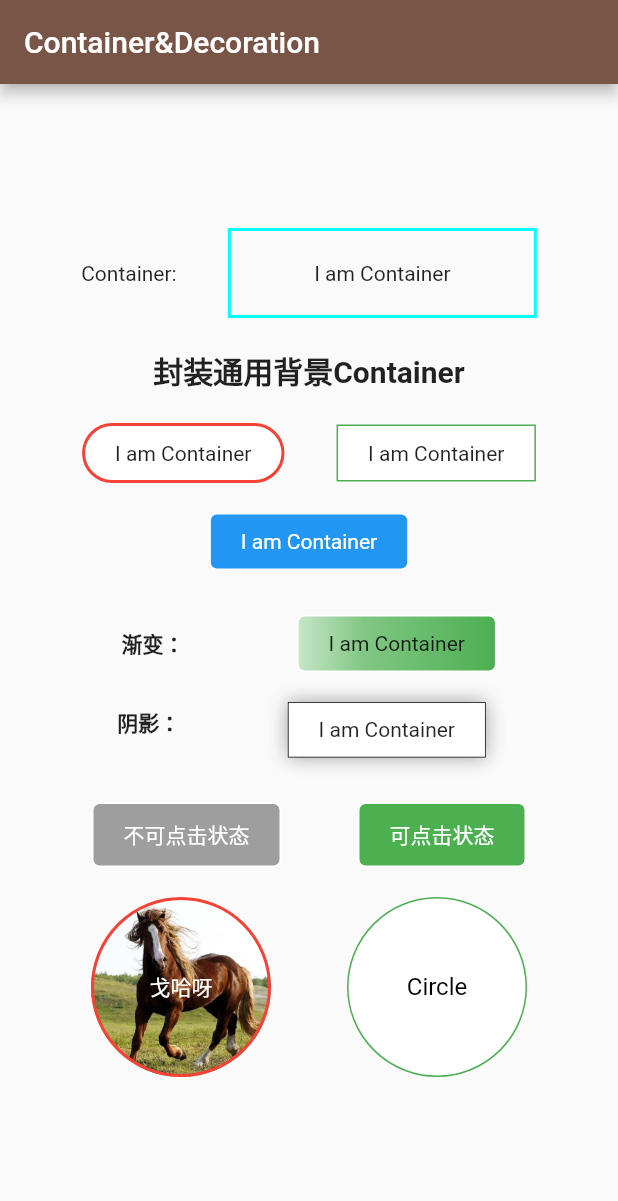
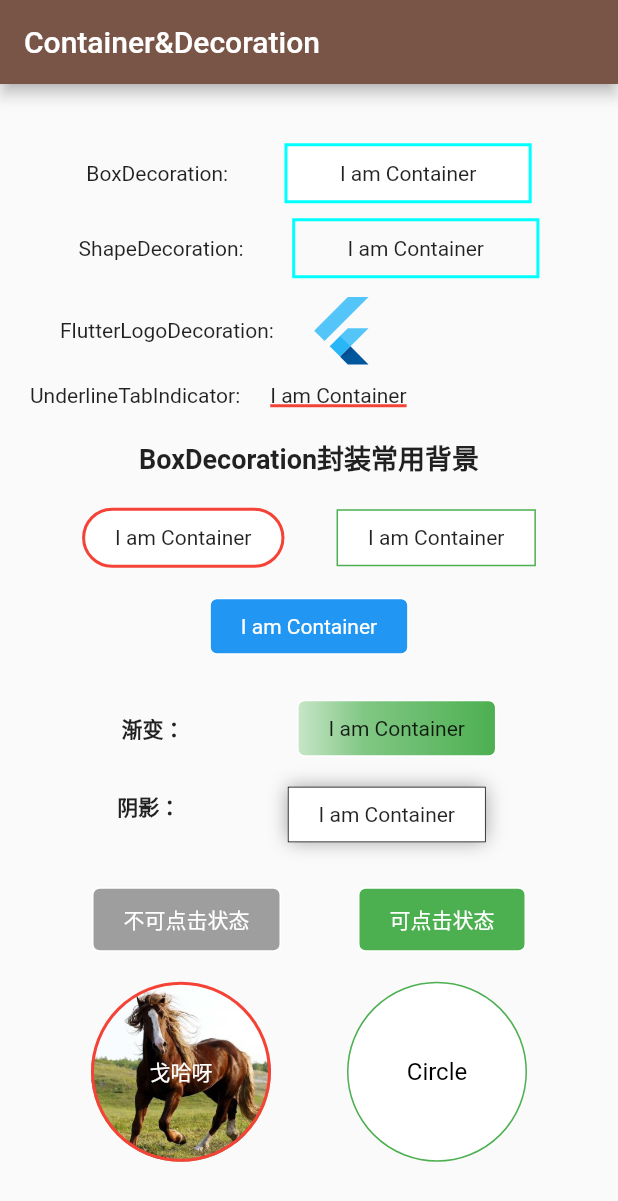
Before and after one commit to crazyqiang/flutter_study, a Flutter app: the ContainerPage widget shown alone on an empty page, opened directly, on a phone screen of 412 x 824 dp. Shown: the top 1201 px of the screen. Run offline on Flutter 3.47's test engine with Material 2 defaults, Android fonts, the phone set to English and light mode, and no system bars; our stand-ins replace fluttertoast.

Commit message:
更新decoration

```diff
--- a/lib/widget/second/containerPage.dart
+++ b/lib/widget/second/containerPage.dart
@@ -24,17 +24,41 @@ class _ContainerPageState extends State<ContainerPage> {
     return BaseWidget(
       title: 'Container&Decoration',
       child: SingleChildScrollView(
-        padding: EdgeInsets.only(left: 20.0, right: 20.0),
+        padding: EdgeInsets.all(20.0),
         child: Column(
           crossAxisAlignment: CrossAxisAlignment.center,
           children: <Widget>[
+            //BoxDecoration
             Row(
               mainAxisAlignment: MainAxisAlignment.spaceEvenly,
               children: <Widget>[
-                Text('Container:'),
+                Text('BoxDecoration:'),
                 Container(
-                  width: width * 0.5,
-                  padding: EdgeInsets.only(top: 20.0, bottom: 20.0),
+                  width: width * 0.4,
+                  padding: EdgeInsets.only(top: 10.0, bottom: 10.0),
+                  decoration: BoxDecoration(
+                      color: Colors.white,
+                      border: Border.all(
+                          color: Color(0xFF00FFFF),
+                          style: BorderStyle.solid,
+                          width: 2.0)),
+                  alignment: AlignmentDirectional.center,
+                  child: Text('I am Container'),
+                )
+              ],
+            ),
+            SizedBox(
+              height: 10.0,
+            ),
+            //ShapeDecoration
+            Row(
+              mainAxisAlignment: MainAxisAlignment.spaceEvenly,
+              children: <Widget>[
+                Text('ShapeDecoration:'),
+                Container(
+                  width: width * 0.4,
+                  padding: EdgeInsets.only(top: 10.0, bottom: 10.0),
+                  //可以使用ShapeDecoration绘制边框 效果同上
                   decoration: ShapeDecoration(
                     shape: Border.all(
                         color: Color(0xFF00FFFF),
@@ -47,14 +71,62 @@ class _ContainerPageState extends State<ContainerPage> {
               ],
             ),
             SizedBox(
+              height: 10.0,
+            ),
+            //FlutterLogoDecoration
+            Row(
+              mainAxisAlignment: MainAxisAlignment.start,
+              children: <Widget>[
+                SizedBox(
+                  width: 20.0,
+                ),
+                Text('FlutterLogoDecoration:'),
+                SizedBox(
+                  width: 20.0,
+                ),
+                Container(
+                  width: 50.0,
+                  height: 50.0,
+                  decoration: FlutterLogoDecoration(
+                      lightColor: Colors.brown,
+                      darkColor: Colors.green,
+                      textColor: Colors.white),
+                  child: Text(''),
+                )
+              ],
+            ),
+            SizedBox(
+              height: 10.0,
+            ),
+
+            //UnderlineTabIndicator
+            Row(
+              mainAxisAlignment: MainAxisAlignment.start,
+              children: <Widget>[
+                Text('UnderlineTabIndicator:'),
+                Container(
+                  margin: EdgeInsets.only(left: 20.0, right: 20.0),
+                  decoration: UnderlineTabIndicator(
+                      borderSide: BorderSide(color: Colors.red, width: 2.0),
+                      insets: EdgeInsets.fromLTRB(0, 10, 0, 0)),
+                  child: Text(
+                    'I am Container',
+                    softWrap: true,
+                  ),
+                )
+              ],
+            ),
+            SizedBox(
               height: 20.0,
             ),
+
+            //使用BoxDecoration封装一个常用背景
             Row(
               mainAxisAlignment: MainAxisAlignment.spaceEvenly,
               children: <Widget>[
                 Text(
-                  '封装通用背景Container',
-                  style: TextStyle(fontSize: 20.0, fontWeight: FontWeight.w700),
+                  'BoxDecoration封装常用背景',
+                  style: TextStyle(fontSize: 18.0, fontWeight: FontWeight.w700),
                 ),
               ],
             ),
@@ -117,10 +189,9 @@ class _ContainerPageState extends State<ContainerPage> {
                   '阴影： ',
                   style: TextStyle(fontWeight: FontWeight.w700),
                 ),
-                //渐变
+                //阴影
                 BaseBgWidget(
                   child: Text('I am Container'),
-//                  borderRadius: 5.0,
                   margin: EdgeInsets.only(
                       top: 20.0, left: 10.0, right: 10.0, bottom: 10.0),
                   borderColor: Colors.black,
@@ -197,12 +268,12 @@ class _ContainerPageState extends State<ContainerPage> {
                     fit: BoxFit.cover,
                   ),
                 ),
-                //可点击事件
+                //圆形背景
                 BaseBgWidget(
                   child: Center(
                     child: Text(
                       'Circle',
-                      style: TextStyle(color: Colors.black,fontSize: 16.0),
+                      style: TextStyle(color: Colors.black, fontSize: 16.0),
                     ),
                   ),
                   shape: BoxShape.circle,
@@ -218,68 +289,6 @@ class _ContainerPageState extends State<ContainerPage> {
           ],
         ),
       ),
-
-//      Container(
-//        height: 50.0,
-//        width: 200.0,
-////        constraints: BoxConstraints.expand(
-////            height: Theme.of(context).textTheme.display1.fontSize + 100),
-////            width: Theme.of(context).textTheme.display1.w,
-////        padding:
-////            EdgeInsets.only(left: 20.0, right: 20.0, top: 10.0, bottom: 10.0),
-////        decoration: BoxDecoration(
-////            border: Border.all(color: Colors.brown, width: 1.0),
-//////            borderRadius: BorderRadius.circular(200.0),
-////            shape: BoxShape.circle,
-////            color: Colors.white),
-//
-//        decoration: new BoxDecoration(
-//          border: new Border.all(color: Color(0xFFFF0000), width: 0.5),
-//          // 边色与边宽度
-//          color: Color(0xFF9E9E9E),
-//          // 底色
-//          //        borderRadius: new BorderRadius.circular((20.0)), // 圆角度
-//          borderRadius: new BorderRadius.vertical(
-//              top: Radius.elliptical(10, 10)), // 也可控件一边圆角大小
-//        ),
-//        child: Center(
-//          child: Text('I am Container'),
-//        ),
-//      ),
-//          Container(
-////        height: 300,
-//        color: Colors.brown,
-//        child: ListView(
-//          padding: EdgeInsets.only(left: 10, right: 10),
-//          scrollDirection: Axis.vertical,
-//          children: <Widget>[
-//            Column(
-//              children: <Widget>[
-//                SizedBox(
-//                  height: 50.0,
-//                ),
-//                Container(
-//                  width: width * 0.5,
-//                  height: 50.0,
-//                  alignment: AlignmentDirectional.center,
-//                  constraints: BoxConstraints.expand(width: 200, height: 50),
-//                  color: Colors.green,
-////            padding: EdgeInsets.only(
-////                left: 20.0, right: 20.0, top: 10.0, bottom: 10.0),
-////            decoration: BoxDecoration(
-////                border: Border.all(color: Colors.blue, width: 1.0),
-////                borderRadius: BorderRadius.circular(20.0),
-////                color: Colors.white),
-////            child:
-////            Center(
-//                  child: Text('I am Container'),
-////            ),
-//                ),
-//              ],
-//            ),
-//          ],
-//        ),
-//      ),
     );
   }
 
```
Also changed, not shown: 2 other files.
